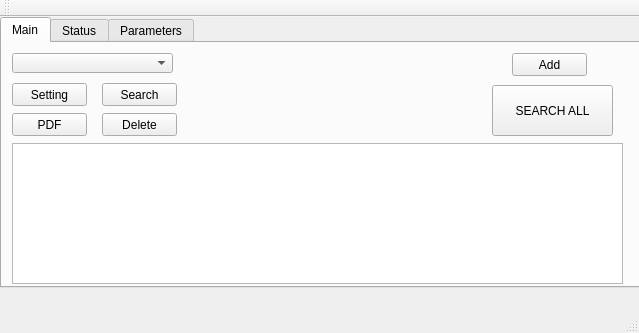
Qt form src/mainwindow.ui (BadamBoum/GestionScans) before a commit.
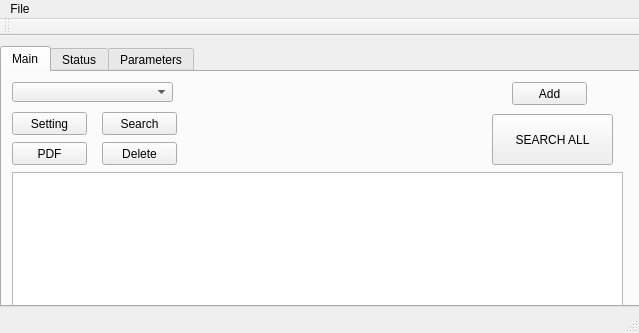
The same form after that commit.

```diff
--- a/src/mainwindow.ui
+++ b/src/mainwindow.ui
@@ -18,9 +18,9 @@
     <property name="geometry">
      <rect>
       <x>0</x>
-      <y>0</y>
+      <y>10</y>
       <width>641</width>
-      <height>271</height>
+      <height>261</height>
      </rect>
     </property>
     <property name="currentIndex">
@@ -256,6 +256,15 @@
      <height>21</height>
     </rect>
    </property>
+   <widget class="QMenu" name="menuFichier">
+    <property name="title">
+     <string>File</string>
+    </property>
+    <addaction name="actionOpen_Database"/>
+    <addaction name="actionExit_Without_Save"/>
+    <addaction name="actionExit"/>
+   </widget>
+   <addaction name="menuFichier"/>
   </widget>
  </widget>
  <layoutdefault spacing="6" margin="11"/>
```
Left out of the diff: 15 changed lines with no effect on the pictures.
